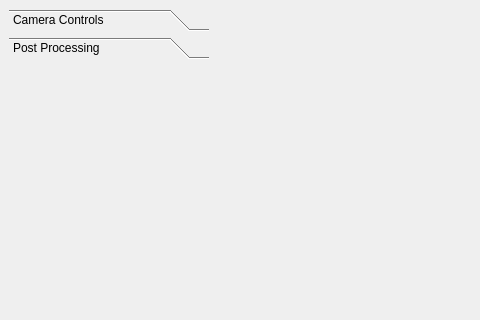
Before: the Qt Designer form windows/camera.ui in CU-PWFA/photoDAQ, drawn with Qt 5; both pictures show x 0 to 480 and y 0 to 320 of the 1005 by 600 pixel window.
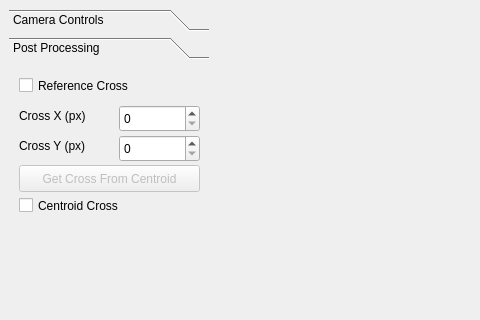
After: the same form once the commit is applied. The open tabs and pages were chosen to show the change.

Commit message: Some camera fixes + adding new picomotor window

What changed in the file:
```diff
--- a/windows/camera.ui
+++ b/windows/camera.ui
@@ -398,13 +398,101 @@
         <rect>
          <x>0</x>
          <y>0</y>
-         <width>100</width>
-         <height>30</height>
+         <width>200</width>
+         <height>442</height>
         </rect>
        </property>
        <attribute name="label">
         <string>Post Processing</string>
        </attribute>
+       <widget class="QCheckBox" name="referenceCrossCheck">
+        <property name="geometry">
+         <rect>
+          <x>10</x>
+          <y>10</y>
+          <width>181</width>
+          <height>21</height>
+         </rect>
+        </property>
+        <property name="text">
+         <string>Reference Cross</string>
+        </property>
+       </widget>
+       <widget class="QSpinBox" name="crossXField">
+        <property name="geometry">
+         <rect>
+          <x>110</x>
+          <y>40</y>
+          <width>81</width>
+          <height>27</height>
+         </rect>
+        </property>
+       </widget>
+       <widget class="QLabel" name="crossXLabel">
+        <property name="geometry">
+         <rect>
+          <x>10</x>
+          <y>40</y>
+          <width>81</width>
+          <height>21</height>
+         </rect>
+        </property>
+        <property name="text">
+         <string>Cross X (px)</string>
+        </property>
+       </widget>
+       <widget class="QLabel" name="crossYLabel">
+        <property name="geometry">
+         <rect>
+          <x>10</x>
+          <y>70</y>
+          <width>81</width>
+          <height>21</height>
+         </rect>
+        </property>
+        <property name="text">
+         <string>Cross Y (px)</string>
+        </property>
+       </widget>
+       <widget class="QSpinBox" name="crossYField">
+        <property name="geometry">
+         <rect>
+          <x>110</x>
+          <y>70</y>
+          <width>81</width>
+          <height>27</height>
+         </rect>
+        </property>
+       </widget>
+       <widget class="QPushButton" name="getCenButton">
+        <property name="enabled">
+         <bool>false</bool>
+        </property>
+        <property name="geometry">
+         <rect>
+          <x>10</x>
+          <y>100</y>
+          <width>181</width>
+          <height>27</height>
+         </rect>
+        </property>
+        <property name="text">
+         <string>Get Cross From Centroid</string>
+        </property>
+       </widget>
+       <widget class="QCheckBox" name="centroidCrossCheck">
+        <property name="geometry">
+         <rect>
+          <x>10</x>
+          <y>130</y>
+          <width>181</width>
+          <height>21</height>
+         </rect>
+        </property>
+        <property name="text">
+         <string>Centroid Cross</string>
+        </property>
+       </widget>
       </widget>
       <widget class="QWidget" name="page">
        <property name="geometry">
```
Left out of the diff: 28 changed lines with no effect on the pictures. The commit also changes 19 other files.
